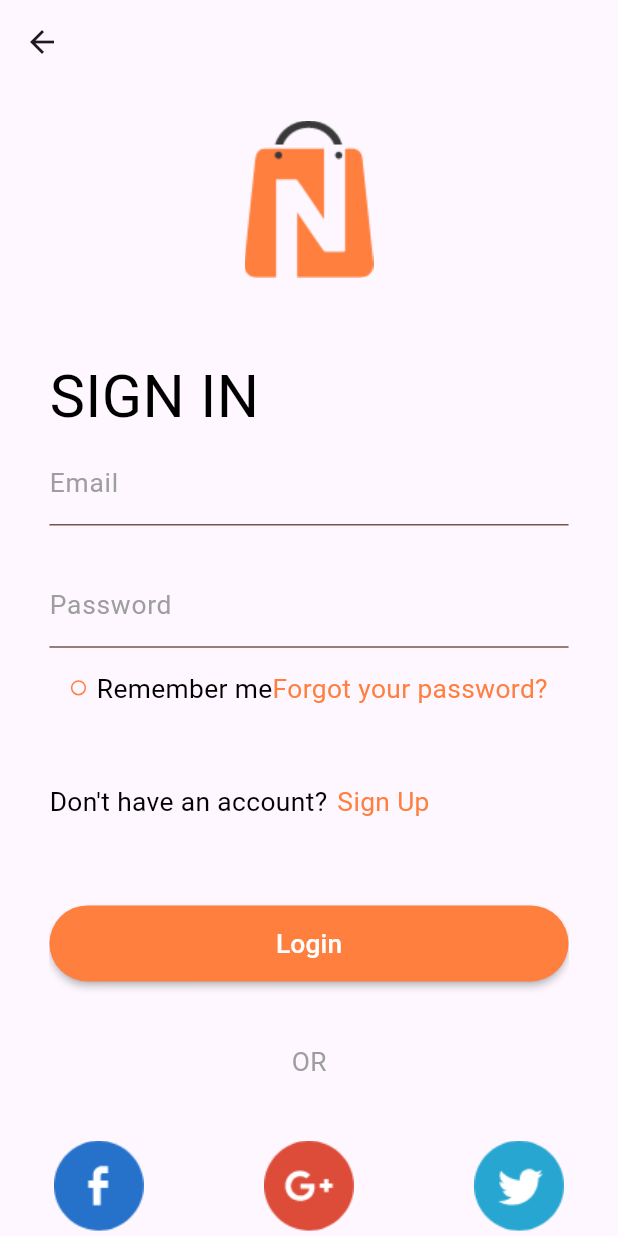
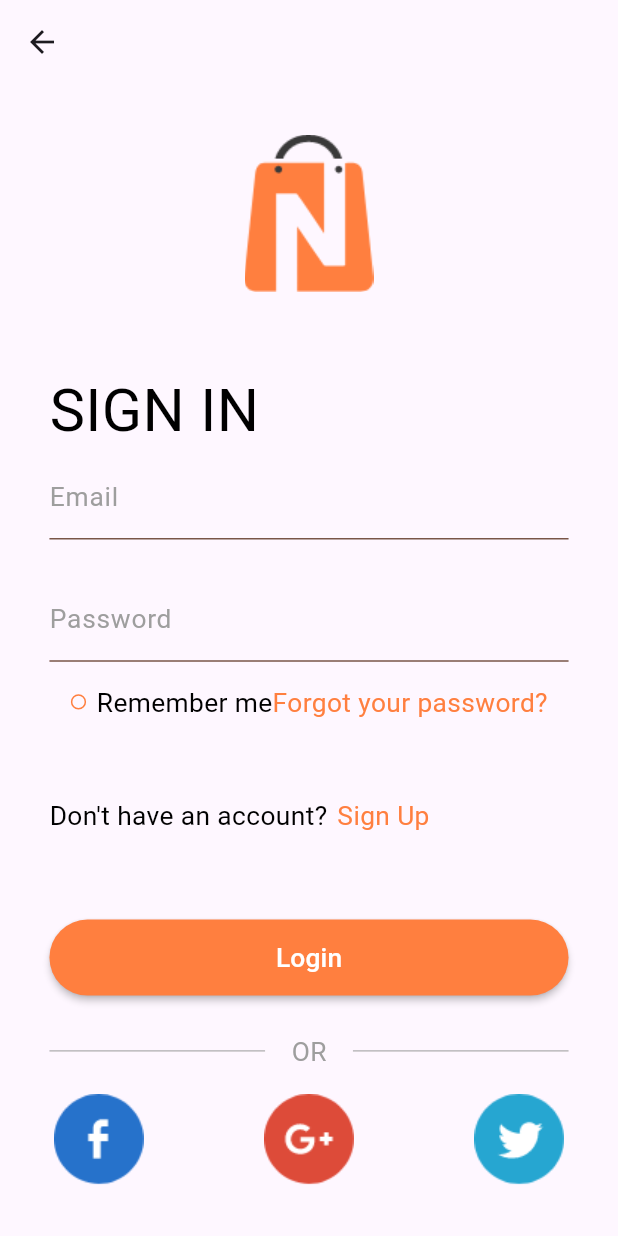
Before and after one commit to Muhanned-Anwar/Flutter_Shop, a Flutter app: the LoginView screen opened by its route, on a phone screen of 412 x 824 dp. Run offline on Flutter 3.47's test engine with Material 2 defaults, Android fonts, the phone set to English and light mode, and no system bars; our stand-ins replace easy_localization, flutter_screenutil, get, shared_preferences; accounts and stored records are empty.

Commit message:
refactor design

```diff
--- a/lib/features/auth/presentation/view/login_view.dart
+++ b/lib/features/auth/presentation/view/login_view.dart
@@ -1,3 +1,4 @@
+import 'package:avatar_course2_5_shop/core/constants.dart';
 import 'package:avatar_course2_5_shop/core/resources/manager_colors.dart';
 import 'package:flutter/material.dart';
 import '../../../../core/resources/manager_assets.dart';
@@ -191,17 +192,30 @@ class _LoginViewState extends State<LoginView> {
                   spacerFlex: 4,
                 ),
                 SizedBox(
-                  height: ManagerHeight.h40,
+                  height: ManagerHeight.h24,
                 ),
-                Text(
-                  ManagerStrings.or.toUpperCase(),
-                  style: TextStyle(
-                    color: ManagerColors.gray,
-                    fontSize: ManagerFontSizes.s16,
+                Container(
+                  child: Row(
+                    mainAxisAlignment: MainAxisAlignment.spaceBetween,
+                    children: [
+                      Expanded(
+                        child: divider(endIndent: ManagerWidth.w16),
+                      ),
+                      Text(
+                        ManagerStrings.or.toUpperCase(),
+                        style: TextStyle(
+                          color: ManagerColors.gray,
+                          fontSize: ManagerFontSizes.s16,
+                        ),
+                      ),
+                      Expanded(
+                        child: divider(indent: ManagerWidth.w16),
+                      ),
+                    ],
                   ),
                 ),
                 SizedBox(
-                  height: ManagerHeight.h40,
+                  height: ManagerHeight.h16,
                 ),
                 Row(
                   mainAxisAlignment: MainAxisAlignment.spaceBetween,
@@ -229,4 +243,13 @@ class _LoginViewState extends State<LoginView> {
           ),
         ));
   }
+
+  Divider divider({double endIndent = 0, double indent = 0}) {
+    return Divider(
+      color: ManagerColors.gray,
+      thickness: 0.7,
+      endIndent: endIndent,
+      indent: indent,
+    );
+  }
 }
```
